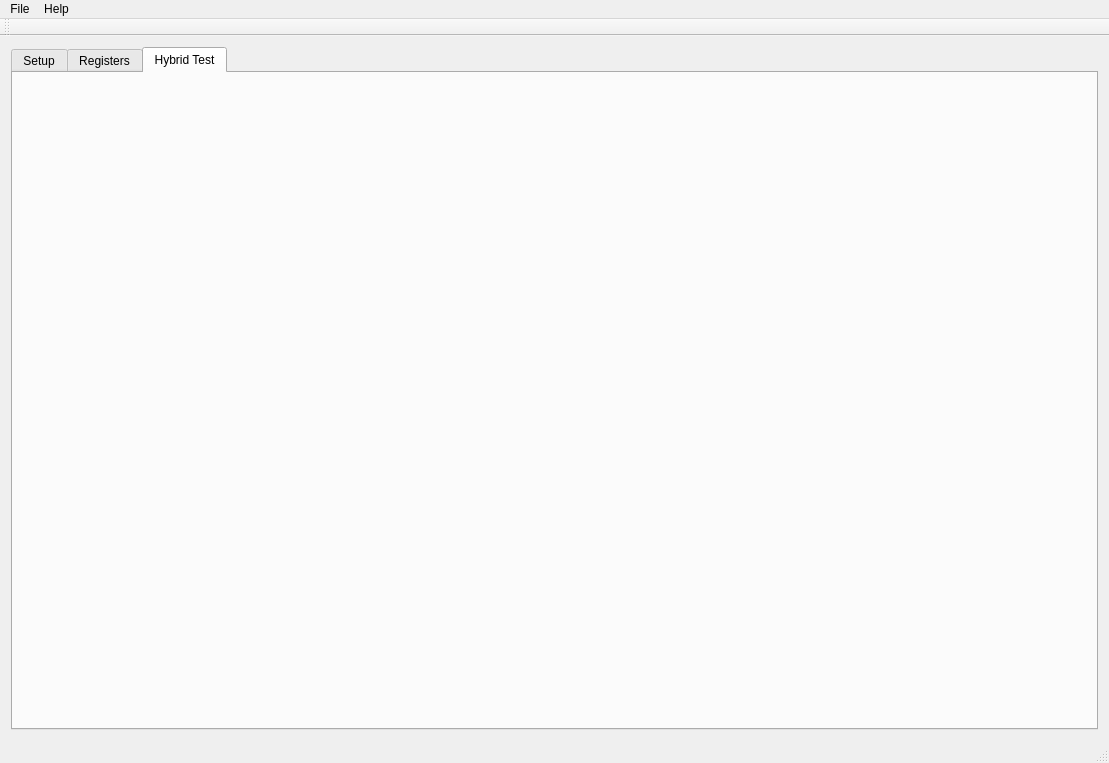
Before: the Qt Designer form GUI/View/mainview.ui in tristandupree/Ph2_ACF, drawn with Qt 5.
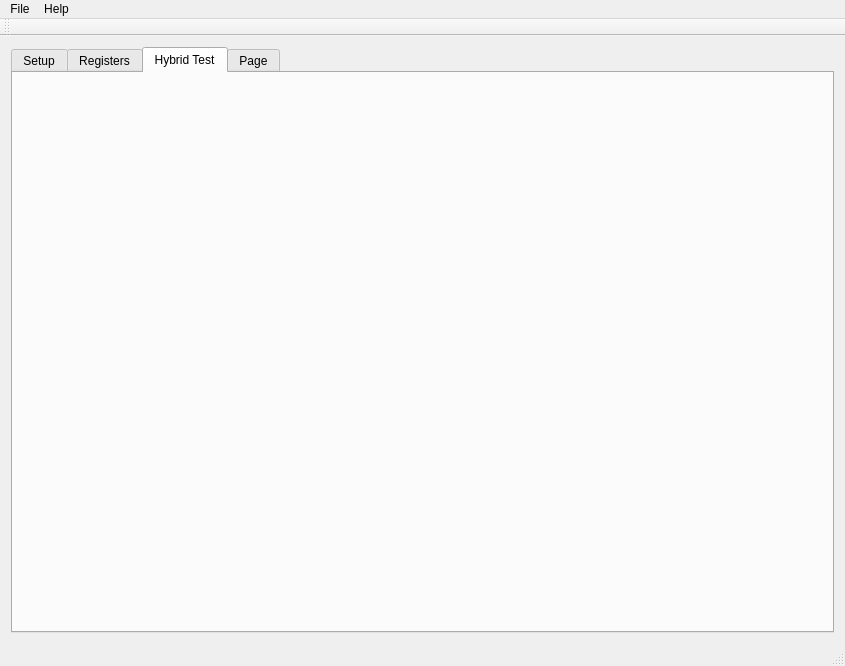
After: the same form once the commit is applied. The open tabs and pages were chosen to show the change.

What changed in the file:
```diff
--- a/GUI/View/mainview.ui
+++ b/GUI/View/mainview.ui
@@ -6,8 +6,8 @@
    <rect>
     <x>0</x>
     <y>0</y>
-    <width>1109</width>
-    <height>763</height>
+    <width>845</width>
+    <height>666</height>
    </rect>
   </property>
   <property name="windowTitle">
@@ -46,7 +46,17 @@
        </attribute>
        <layout class="QVBoxLayout" name="verticalLayout_4">
         <item>
-         <layout class="QVBoxLayout" name="loDataTest"/>
+         <layout class="QVBoxLayout" name="loHybridTest"/>
+        </item>
+       </layout>
+      </widget>
+      <widget class="QWidget" name="tabTBrowser">
+       <attribute name="title">
+        <string>Page</string>
+       </attribute>
+       <layout class="QVBoxLayout" name="verticalLayout_3">
+        <item>
+         <layout class="QVBoxLayout" name="loTBrowser"/>
         </item>
        </layout>
       </widget>
@@ -59,7 +69,7 @@
     <rect>
      <x>0</x>
      <y>0</y>
-     <width>1109</width>
+     <width>845</width>
      <height>22</height>
     </rect>
    </property>
```
Left out of the diff: 4 changed lines with no effect on the pictures.
